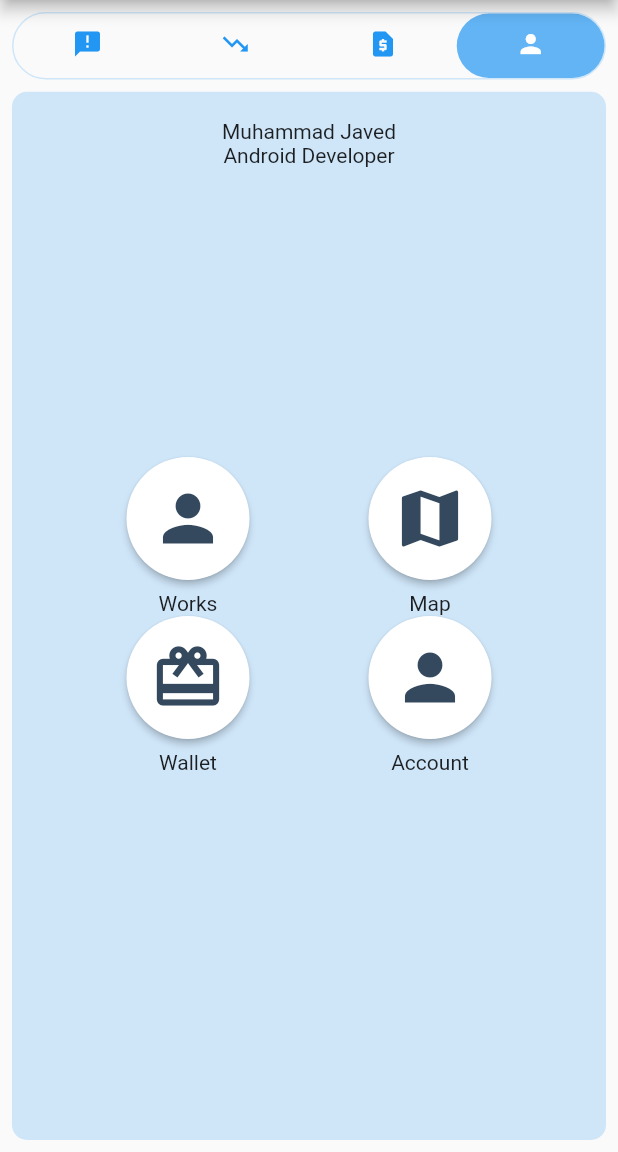
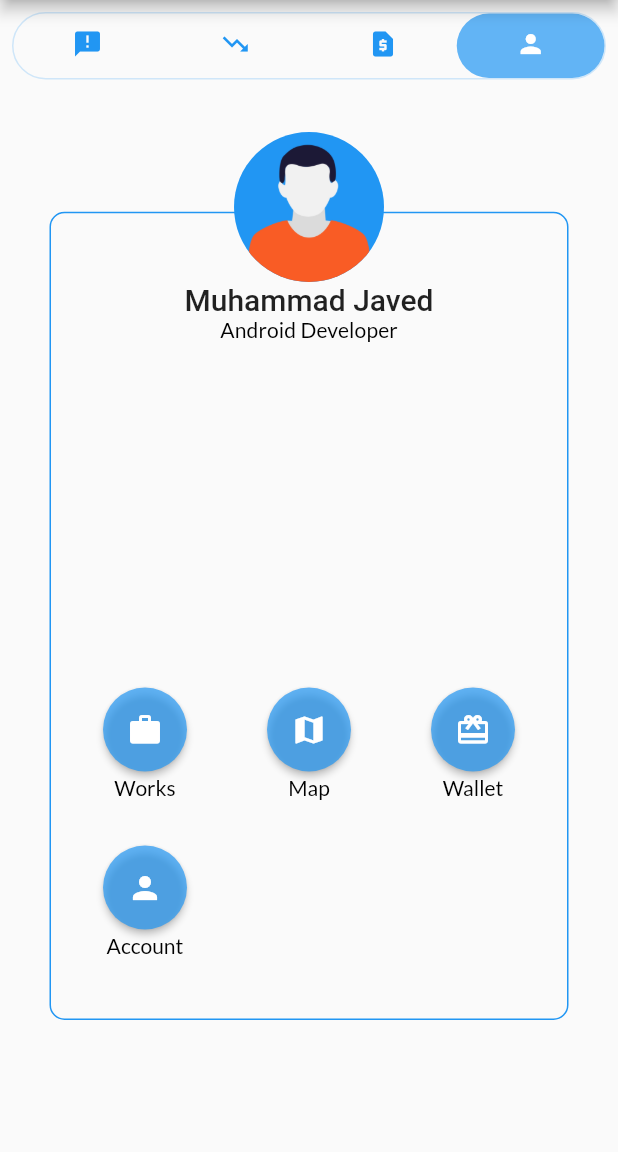
Before and after one commit to javedmughal-058/grid_view_builder_in_flutter, a Flutter app: the screen it shows after launch, tab 4 chosen, on a phone screen of 412 x 824 dp, the part 84-1236 px from its top. Run offline on Flutter 3.47's test engine with Material 2 defaults, Android fonts, the phone set to English and light mode, and no system bars; our stand-ins replace flutter_html, get, google_fonts, shared_preferences.

Commit message:
Update CustomProfile.dart

```diff
--- a/lib/widgets/CustomProfile.dart
+++ b/lib/widgets/CustomProfile.dart
@@ -1,178 +1,94 @@
 import 'package:flutter/material.dart';
+import 'package:get/get.dart';
+import 'package:grid_view_builder_in_flutter/Controllers/Controller.dart';
 class CustomProfile extends StatelessWidget {
   const CustomProfile({Key? key}) : super(key: key);
 
   @override
   Widget build(BuildContext context) {
+    final _profileListController = Get.put(Controller());
     final size = MediaQuery.of(context).size;
     return Scaffold(
-
         body: Stack(
           clipBehavior: Clip.none,
-
           children: [
             Container(
-               margin: EdgeInsets.only(
-                 top: size.width * 0.02,
+               margin: EdgeInsets.only(top: size.width * 0.02,),
+
+              decoration:  const BoxDecoration(
+
+                  //color: Theme.of(context).primaryColor.withOpacity(0.2),
+                  borderRadius:   BorderRadius.only(topLeft: Radius.circular(15), topRight: Radius.circular(15) )),
+              child: Container(
+                margin: const EdgeInsets.fromLTRB(25, 80, 25, 80),
+                decoration: BoxDecoration(
+
+                    borderRadius: BorderRadius.circular(10),
+                  border: Border.all(color: Colors.blue, width: 1)
                 ),
-              //padding: EdgeInsets.only(top: size.width * 10),
-              //height: size.width * 10,
-              decoration: BoxDecoration(
-                  color: Theme.of(context).primaryColor.withOpacity(0.2),
-                  // boxShadow: const [
-                  //   BoxShadow(
-                  //     color: Colors.black54,
-                  //     blurRadius: 3.0,
-                  //   ),
-                  // ],
-                  borderRadius: BorderRadius.circular(10)),
                 child: Column(
-                mainAxisAlignment: MainAxisAlignment.center,
+                  mainAxisAlignment: MainAxisAlignment.end,
                   children: [
-                  Row(
-                    mainAxisAlignment: MainAxisAlignment.spaceEvenly,
-                    children: [
-                      Column(
+                    GridView.builder(
+                        gridDelegate: const SliverGridDelegateWithFixedCrossAxisCount(
+                          crossAxisCount: 3,
+                          //mainAxisExtent: 70.0,
+                          childAspectRatio: 1.0,
+                          //mainAxisSpacing: 8.0,
+                          crossAxisSpacing: 4.0,
+                    ),
+                        padding: const EdgeInsets.all(10),
+                        itemCount: _profileListController.profileItemList.length,
+                        physics: const NeverScrollableScrollPhysics(),
+                        shrinkWrap: true,
+                        itemBuilder: (context, index){
+                          final profilemenu = _profileListController.profileItemList[index];
+                          return Column(
                           children: [
                             MaterialButton(
-                            onPressed: () {},
-                            color: Colors.white,
+                              onPressed: () {
+                                Navigator.of(context).pushNamed(profilemenu.route);
+                              },
+                              color: Theme.of(context).primaryColor.withOpacity(0.7),
                               textColor: const Color(0xff34495E),
-                            child: const Icon(
-                              Icons.person,
-                              size: 50,
-                            ),
+                              child:  Icon(profilemenu.icon, color: profilemenu.color,),
                               padding: const EdgeInsets.all(16),
                               shape: const CircleBorder(),
                             ),
                             const SizedBox(
-                            height: 8,
+                              height: 2,
                             ),
-                          const Text(
-                            "Works",
-                            // style: GoogleFonts.roboto(
-                            //     color: Color(0xff34495E),
-                            //     fontWeight: FontWeight.w600,
-                            //     fontSize: 15),
+                            Text(profilemenu.title, style: Theme.of(context).textTheme.bodyText1,
                             )
                           ],
-                      ),
-                      Column(
-                        children: [
-                          MaterialButton(
-                            onPressed: () {},
-                            color: Colors.white,
-                            textColor: const Color(0xff34495E),
-                            child: const Icon(
-                              Icons.map,
-                              size: 50,
-                            ),
-                            padding: const EdgeInsets.all(16),
-                            shape: const CircleBorder(),
-                          ),
-                          const SizedBox(
-                            height: 8,
-                          ),
-                          const Text(
-                            "Map",
-                            // style: GoogleFonts.roboto(
-                            //     color: Color(0xff34495E),
-                            //     fontWeight: FontWeight.w600,
-                            //     fontSize: 15),
-                          )
-                        ],
-                      ),
-
-/*                      Icon(FontAwesomeIcons.truck),
-                          Icon(FontAwesomeIcons.wallet),
-                          Icon(FontAwesomeIcons.userAlt)*/
-                    ],
-                  ),
-                  Row(
-                    mainAxisAlignment: MainAxisAlignment.spaceEvenly,
-                    children: [
-                      Column(
-                        children:  [
-                          MaterialButton(
-                            onPressed: () {},
-                            color: Colors.white,
-                            textColor: const Color(0xff34495E),
-                            child: const Icon(
-                            Icons.wallet_giftcard,
-                              size: 50,
-                            ),
-                            padding: const EdgeInsets.all(16),
-                            shape: const CircleBorder(),
-                          ),
-                          const SizedBox(
-                            height: 8,
-                          ),
-                          const Text(
-                            "Wallet",
-                          //   style: GoogleFonts.roboto(
-                          //       color: Color(0xff34495E),
-                          //       fontWeight: FontWeight.w600,
-                          //       fontSize: 15),
-                          )
-                        ]
-                      ),
-                      Column(
-                        children: [
-                          MaterialButton(
-                            onPressed: () {},
-                            color: Colors.white,
-                            textColor: const Color(0xff34495E),
-                            child: const Icon(
-                              Icons.person,
-                              size: 50,
-                            ),
-                            padding: const EdgeInsets.all(16),
-                            shape: const CircleBorder(),
-                          ),
-                          const SizedBox(
-                            height: 8,
-                          ),
-                          const Text(
-                            "Account",
-                            // style: GoogleFonts.roboto(
-                            //     color: Color(0xff34495E),
-                            //     fontWeight: FontWeight.w600,
-                            //     fontSize: 15),
-                          )
-                        ],
-                      ),
-/*                      Icon(FontAwesomeIcons.truck),
-                          Icon(FontAwesomeIcons.wallet),
-                          Icon(FontAwesomeIcons.userAlt)*/
-                    ],
+                        );
+                      }
                     ),
                   ],
                 ),
               ),
+            ),
             Positioned(
               child: Container(
-                margin: const EdgeInsets.only(top: 10),
-                decoration: BoxDecoration(
-                  borderRadius: const BorderRadius.only(topLeft: Radius.circular(15),topRight: Radius.circular(15) ),
+                margin: const EdgeInsets.only(top: 35),
+                decoration: const BoxDecoration(
+                  borderRadius:  BorderRadius.only(topLeft: Radius.circular(15),topRight: Radius.circular(15) ),
 
                 ),
                 width: size.width,
                // height: size.height * 25,
                 child: Column(
-                  mainAxisAlignment: MainAxisAlignment.start,
+                  //mainAxisAlignment: MainAxisAlignment.start,
                   children:  [
-                    SizedBox(height: size.height*0.02,),
-                    const Text(
-                      "Muhammad Javed",
-                      // style: GoogleFonts.roboto(
-                      //     color: Color(0xffffffff),
-                      //     fontWeight: FontWeight.bold,
-                      //     fontSize: 20),
+                     CircleAvatar(
+                        maxRadius: 50,
+                        backgroundColor: Theme.of(context).primaryColor,
+                        backgroundImage: const AssetImage('images/person.png',)),
+
+                     Text(
+                      "Muhammad Javed", style: Theme.of(context).textTheme.headline6,
                     ),
-                    const Text("Android Developer",
-                        // style: GoogleFonts.roboto(
-                        //     fontSize: 15, color: Colors.white)
-                    ),
+                     Text("Android Developer", style: Theme.of(context).textTheme.subtitle2,)
                   ],
                 ),
               ),
```
Lines whose indentation alone changed are shown as unchanged.
